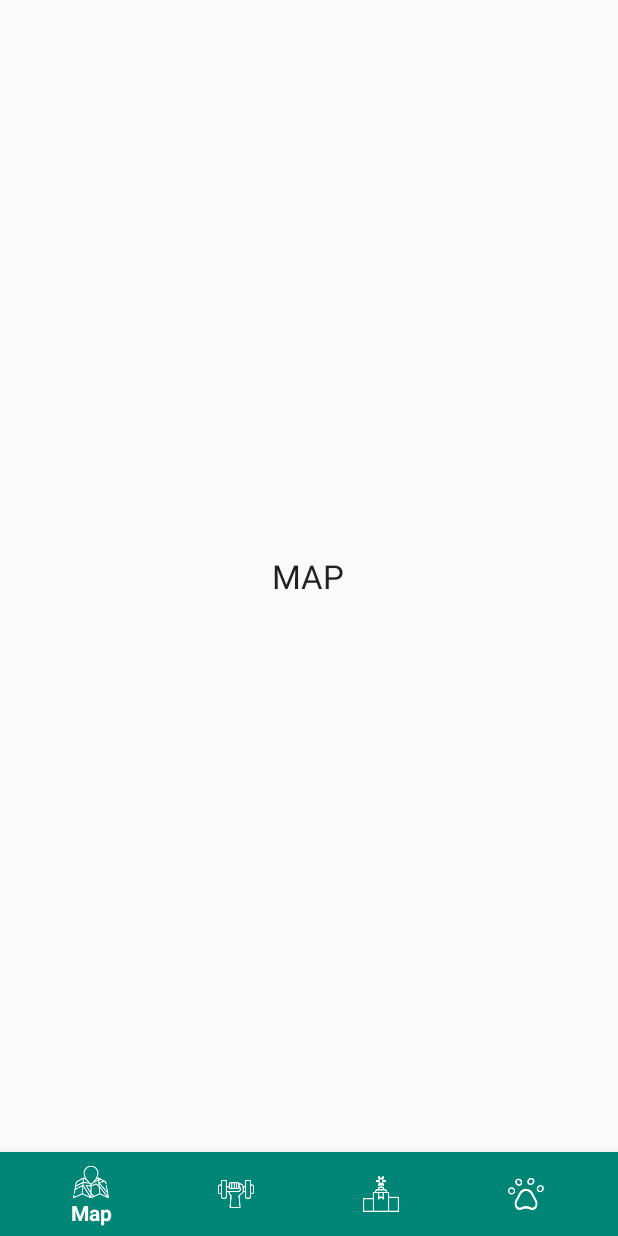
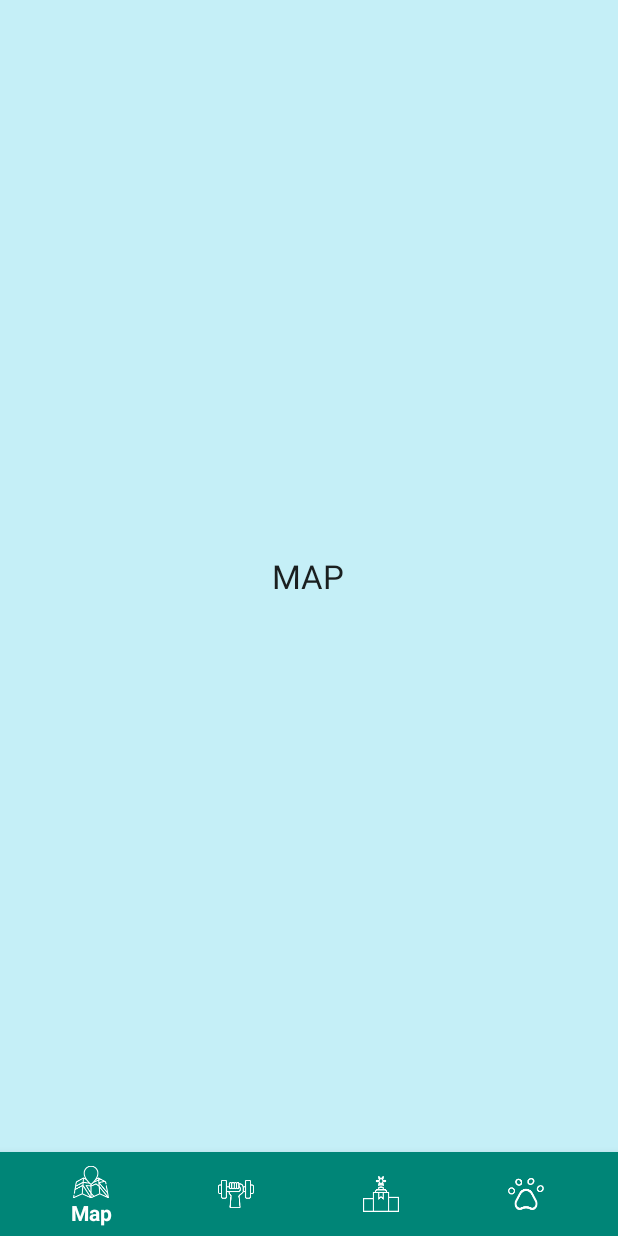
Before and after one commit to gonz92alex/PES_Runnimal-Front, an Android app: the GodActivity screen opened directly, with no data from a screen before it, on a phone screen of 412 x 824 dp. Run offline under Robolectric (Android 15) with nearby library versions, the phone set to English and light mode, and no system bars; Roboto replaces fonts that are not available here.

Commit message:
añade color a los fragments
He añadido el color de nuestra aplicacion a los fragmentos

```diff
--- a/app/src/main/res/layout/activity_god.xml
+++ b/app/src/main/res/layout/activity_god.xml
@@ -6,6 +6,10 @@
     android:layout_width="match_parent"
     android:layout_height="match_parent"
     tools:context=".GodActivity">
+    <FrameLayout
+        android:id="@+id/content_frame"
+        android:layout_width="match_parent"
+        android:layout_height="match_parent" />
 
     <TextView
         android:id="@+id/message"
--- a/app/src/main/res/layout/fragment_ejercicio.xml
+++ b/app/src/main/res/layout/fragment_ejercicio.xml
@@ -1,7 +1,8 @@
 <?xml version="1.0" encoding="utf-8"?>
 <RelativeLayout xmlns:android="http://schemas.android.com/apk/res/android"
     android:layout_width="match_parent"
-    android:layout_height="match_parent">
+    android:layout_height="match_parent"
+    android:background="#C5EFF7">
 
     <TextView
         android:layout_width="wrap_content"
--- a/app/src/main/res/layout/fragment_map.xml
+++ b/app/src/main/res/layout/fragment_map.xml
@@ -1,7 +1,8 @@
 <?xml version="1.0" encoding="utf-8"?>
 <RelativeLayout xmlns:android="http://schemas.android.com/apk/res/android"
     android:layout_width="match_parent"
-    android:layout_height="match_parent">
+    android:layout_height="match_parent"
+    android:background="#C5EFF7">
 
     <TextView
         android:layout_width="wrap_content"
--- a/app/src/main/res/layout/fragment_mascotas.xml
+++ b/app/src/main/res/layout/fragment_mascotas.xml
@@ -1,7 +1,8 @@
 <?xml version="1.0" encoding="utf-8"?>
 <RelativeLayout xmlns:android="http://schemas.android.com/apk/res/android"
     android:layout_width="match_parent"
-    android:layout_height="match_parent">
+    android:layout_height="match_parent"
+    android:background="#C5EFF7">
 
     <TextView
         android:layout_width="wrap_content"
--- a/app/src/main/res/layout/fragment_retos.xml
+++ b/app/src/main/res/layout/fragment_retos.xml
@@ -1,7 +1,8 @@
 <?xml version="1.0" encoding="utf-8"?>
 <RelativeLayout xmlns:android="http://schemas.android.com/apk/res/android"
     android:layout_width="match_parent"
-    android:layout_height="match_parent">
+    android:layout_height="match_parent"
+    android:background="#C5EFF7">
 
     <TextView
         android:layout_width="wrap_content"
```
